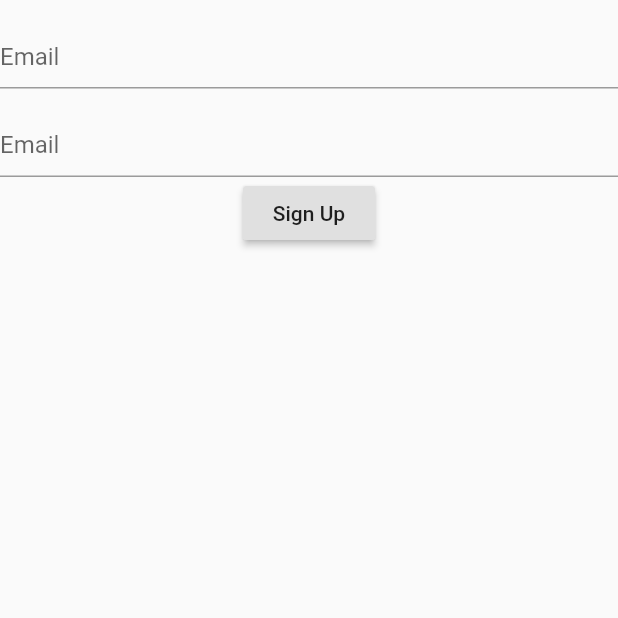
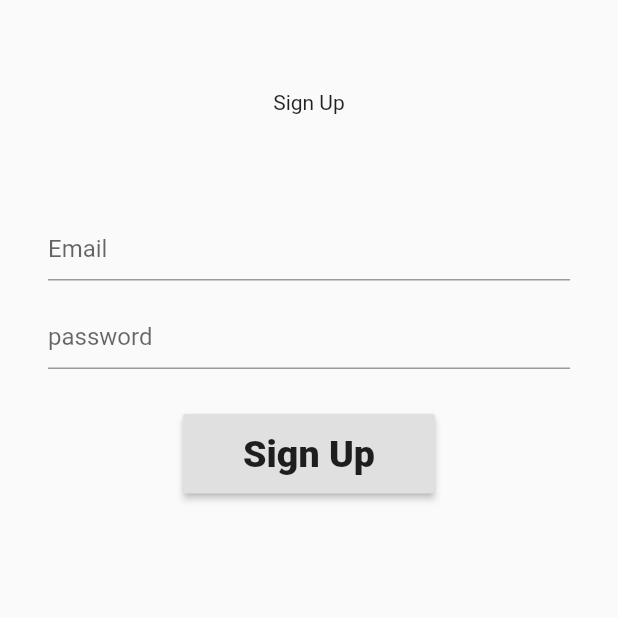
Before and after one commit to mrmaker2/gereedschap, a Flutter app: the screen it shows after launch, on a phone screen of 412 x 824 dp, the top half of it. Run offline on Flutter 3.47's test engine with Material 2 defaults, Android fonts, the phone set to English and light mode, and no system bars.

Commit message:
sign up pagina aangepast

```diff
--- a/tools/lib/SignUpPage.dart
+++ b/tools/lib/SignUpPage.dart
@@ -11,7 +11,21 @@ class _SignUpPageState extends State<SignUpPage> {
     return Scaffold(
       body: Column(
         children: <Widget>[
-          Form(
+          Column(
+            children: <Widget>[
+              Align(
+                alignment: Alignment.topCenter,
+                child: Padding(
+                  padding: const EdgeInsets.only(top: 60.0),
+                  child: Text("Sign Up"),
+                ),
+              ),
+              SizedBox(
+                height: 20.0,
+              ),
+              Padding(
+                padding: const EdgeInsets.all(32.0),
+                child: Form(
                   child: Column(
                     children: <Widget>[
                       TextFormField(
@@ -22,14 +36,28 @@ class _SignUpPageState extends State<SignUpPage> {
                       TextFormField(
                         autocorrect: true,
                         decoration: InputDecoration(
-                      alignLabelWithHint: true, labelText: "Email"),
+                            alignLabelWithHint: true, labelText: "password"),
+                      ),
+                      SizedBox(
+                        height: 30.0,
                       ),
                       RaisedButton(
                         onPressed: () => debugPrint("SignUp"),
-                  child: Text("Sign Up"),
+                        child: Padding(
+                          padding: const EdgeInsets.symmetric(
+                              vertical: 12.0, horizontal: 24.0),
+                          child: Text(
+                            "Sign Up",
+                            style: TextStyle(
+                                fontSize: 25.0, fontWeight: FontWeight.w900),
+                          ),
+                        ),
                       )
                     ],
                   ),
+                ),
+              ),
+            ],
           )
         ],
       ),
```
Lines whose indentation alone changed are shown as unchanged.
